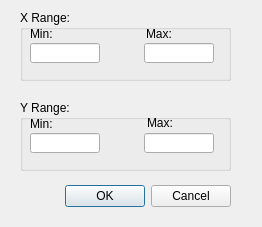
First picture: the form in icurve_v2.0/icurve/resource/icv_axse_scale.ui, repository Sunfe/icurve, before the edit.
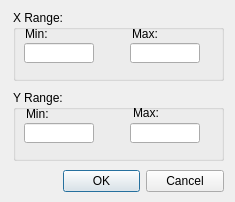
Second picture: the form after the edit.

Commit message: if no curves in canvas,filter operation is not allowed.2016022-21:42

What changed in the file:
```diff
--- a/icurve_v2.0/icurve/resource/icv_axse_scale.ui
+++ b/icurve_v2.0/icurve/resource/icv_axse_scale.ui
@@ -6,8 +6,8 @@
    <rect>
     <x>0</x>
     <y>0</y>
-    <width>262</width>
-    <height>227</height>
+    <width>235</width>
+    <height>202</height>
    </rect>
   </property>
   <property name="focusPolicy">
@@ -19,9 +19,9 @@
   <widget class="QDialogButtonBox" name="buttonBox">
    <property name="geometry">
     <rect>
-     <x>50</x>
-     <y>180</y>
-     <width>181</width>
+     <x>63</x>
+     <y>165</y>
+     <width>161</width>
      <height>32</height>
     </rect>
    </property>
@@ -35,7 +35,7 @@
   <widget class="QGroupBox" name="groupBox">
    <property name="geometry">
     <rect>
-     <x>20</x>
+     <x>13</x>
      <y>10</y>
      <width>211</width>
      <height>71</height>
@@ -47,7 +47,7 @@
    <widget class="QLineEdit" name="lineEditMinX">
     <property name="geometry">
      <rect>
-      <x>10</x>
+      <x>11</x>
       <y>33</y>
       <width>70</width>
       <height>20</height>
@@ -57,7 +57,7 @@
    <widget class="QLineEdit" name="lineEditMaxX">
     <property name="geometry">
      <rect>
-      <x>124</x>
+      <x>117</x>
       <y>33</y>
       <width>70</width>
       <height>20</height>
@@ -67,7 +67,7 @@
    <widget class="QLabel" name="label_2">
     <property name="geometry">
      <rect>
-      <x>126</x>
+      <x>119</x>
       <y>16</y>
       <width>41</width>
       <height>16</height>
@@ -80,7 +80,7 @@
    <widget class="QLabel" name="label">
     <property name="geometry">
      <rect>
-      <x>10</x>
+      <x>12</x>
       <y>14</y>
       <width>41</width>
       <height>20</height>
@@ -94,8 +94,8 @@
   <widget class="QGroupBox" name="groupBox_2">
    <property name="geometry">
     <rect>
-     <x>20</x>
-     <y>100</y>
+     <x>13</x>
+     <y>90</y>
      <width>211</width>
      <height>71</height>
     </rect>
@@ -109,7 +109,7 @@
    <widget class="QLineEdit" name="lineEditMaxY">
     <property name="geometry">
      <rect>
-      <x>124</x>
+      <x>117</x>
       <y>33</y>
       <width>70</width>
       <height>20</height>
@@ -119,7 +119,7 @@
    <widget class="QLineEdit" name="lineEditMinY">
     <property name="geometry">
      <rect>
-      <x>10</x>
+      <x>11</x>
       <y>33</y>
       <width>70</width>
       <height>20</height>
@@ -129,7 +129,7 @@
    <widget class="QLabel" name="label_7">
     <property name="geometry">
      <rect>
-      <x>127</x>
+      <x>120</x>
       <y>15</y>
       <width>41</width>
       <height>16</height>
@@ -142,7 +142,7 @@
    <widget class="QLabel" name="label_8">
     <property name="geometry">
      <rect>
-      <x>10</x>
+      <x>13</x>
       <y>14</y>
       <width>41</width>
       <height>20</height>
```
The commit also changes 2 other files.
